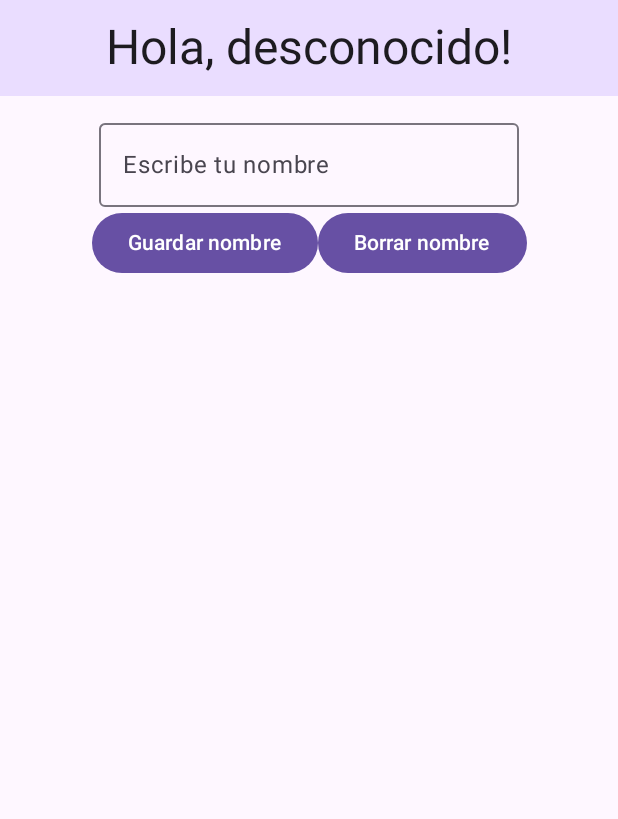
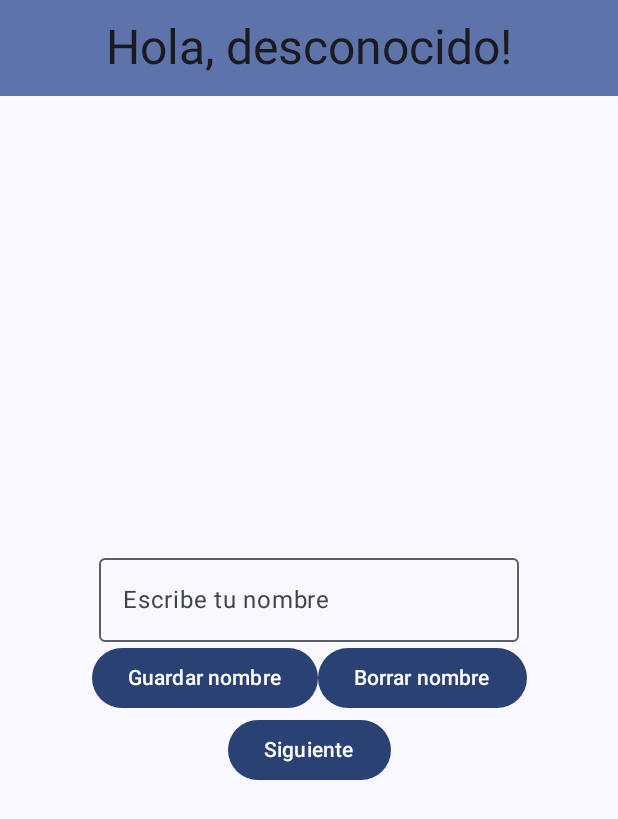
Before and after one commit to tomasincafeina/PruebasTFG, an Android app built with Jetpack Compose: the screen it shows after launch (MainActivity), on a phone screen of 412 x 824 dp. Shown: the top 819 px of the screen. Run offline under Robolectric (Android 15) with nearby library versions, the phone set to English and light mode, and no system bars.

```diff
--- a/app/build.gradle.kts
+++ b/app/build.gradle.kts
@@ -52,7 +52,7 @@ dependencies {
 
     implementation("androidx.datastore:datastore-preferences:1.0.0")
     implementation ("androidx.lifecycle:lifecycle-viewmodel-ktx:2.6.1")
-    implementation("androidx.navigation:navigation-compose:2.7.4")
+    implementation("androidx.navigation:navigation-compose:2.7.5")
 // Coroutines
     implementation("org.jetbrains.kotlinx:kotlinx-coroutines-android:1.7.3")
     testImplementation(libs.junit)
--- a/app/src/main/AndroidManifest.xml
+++ b/app/src/main/AndroidManifest.xml
@@ -21,7 +21,7 @@
         tools:targetApi="31">
 
         <!-- Receiver para detectar el reinicio del sistema -->
-        <receiver android:name=".BootReceiver"
+        <receiver android:name=".ui.utils.BootReceiver"
             android:enabled="true"
             android:exported="false">
             <intent-filter>
--- a/app/src/main/java/com/example/pruebastfg/MainActivity.kt
+++ b/app/src/main/java/com/example/pruebastfg/MainActivity.kt
@@ -19,10 +19,15 @@ class MainActivity : ComponentActivity() {
         super.onCreate(savedInstanceState)
         enableEdgeToEdge()
         setContent {
-            MainScreen { packageName ->
-                val intent = packageManager.getLaunchIntentForPackage(packageName)
-                startActivity(intent)
+            PruebasTFGTheme {
+                MainScreen(
+                    { packageName ->
+                    val intent = packageManager.getLaunchIntentForPackage(packageName)
+                    startActivity(intent)
+                }
+                )
             }
+
         }
     }
 }
--- a/app/src/main/java/com/example/pruebastfg/ui/AppMainScreen.kt
+++ b/app/src/main/java/com/example/pruebastfg/ui/AppMainScreen.kt
@@ -1,6 +1,7 @@
 package com.example.pruebastfg.ui
 
 import android.view.View
+import androidx.annotation.StringRes
 import androidx.compose.foundation.Image
 import androidx.compose.foundation.clickable
 import androidx.compose.foundation.layout.Arrangement
@@ -17,6 +18,8 @@ import androidx.compose.foundation.layout.size
 import androidx.compose.foundation.lazy.grid.GridCells
 import androidx.compose.foundation.lazy.grid.LazyVerticalGrid
 import androidx.compose.foundation.lazy.grid.items
+import androidx.compose.material.icons.Icons
+import androidx.compose.material.icons.filled.ArrowBack
 import androidx.compose.material3.Card
 import androidx.compose.material3.CenterAlignedTopAppBar
 import androidx.compose.material3.ExperimentalMaterial3Api
@@ -39,19 +42,39 @@ import androidx.compose.ui.unit.sp
 import com.example.pruebastfg.ui.models.AppModel
 import androidx.lifecycle.viewmodel.compose.viewModel
 import androidx.compose.material3.Button
+import androidx.compose.material3.Icon
+import androidx.compose.material3.IconButton
 import androidx.compose.runtime.collectAsState
+import androidx.compose.ui.res.stringResource
 import androidx.lifecycle.viewModelScope
+import androidx.navigation.NavHostController
+import androidx.navigation.compose.NavHost
+import androidx.navigation.compose.composable
+import androidx.navigation.compose.currentBackStackEntryAsState
+import androidx.navigation.compose.rememberNavController
+import com.example.pruebastfg.R
 import com.example.pruebastfg.ui.data.storage.AppViewModelFactory
 import com.example.pruebastfg.ui.data.storage.PreferencesRepository
 import kotlinx.coroutines.launch
 
+enum class AppScreens(@StringRes val title: Int) {
+    Setup(title = R.string.setup),
+    Home(title = R.string.home),
+    Configuration(title = R.string.configuration)
+}
+
 @OptIn(ExperimentalMaterial3Api::class)
 @Composable
 fun AppTopBar(
+    currentScreen: AppScreens,
+    canNavigateBack: Boolean,
+    navigateUp: () -> Unit,
+    modifier: Modifier = Modifier,
+
     userName: String
 ) {
+    // Usamos CenterAlignedTopAppBar para centrar el título correctamente
     CenterAlignedTopAppBar(
-        // Usamos CenterAlignedTopAppBar para centrar el título correctamente
         title = {
             Text(
                 text = "Hola, $userName!",
@@ -60,14 +83,36 @@ fun AppTopBar(
         },
         colors = TopAppBarDefaults.centerAlignedTopAppBarColors(
             containerColor = MaterialTheme.colorScheme.primaryContainer
+        ),
+        modifier = modifier,
+        navigationIcon = {
+            if (canNavigateBack) {
+                IconButton(onClick = navigateUp) {
+                    Icon(
+                        imageVector = Icons.Filled.ArrowBack,
+                        contentDescription = stringResource(R.string.back_button)
                     )
+                }
+            }
+        }
     )
 }
 
 @Composable
 fun MainScreen(
-    onAppClick: (String) -> Unit
+    onAppClick: (String) -> Unit,
+    navController: NavHostController = rememberNavController()
+
 ) {
+    //navhost
+    // Get current back stack entry
+    val backStackEntry by navController.currentBackStackEntryAsState()
+    // Get the name of the current screen
+    val currentScreen = AppScreens.entries.find {
+        it.name == backStackEntry?.destination?.route
+    } ?: AppScreens.Home
+
+
     val context = LocalContext.current
     val repository = remember { PreferencesRepository(context) }
     val viewModel: AppViewModel = viewModel(factory = AppViewModelFactory(repository))
@@ -78,21 +123,27 @@ fun MainScreen(
     val apps = viewModel.getInstalledApps(LocalContext.current)
 
     Scaffold(
-        topBar = { AppTopBar("$userName") }
+        topBar = {
+            AppTopBar(
+                currentScreen = currentScreen,
+                canNavigateBack = navController.previousBackStackEntry != null,
+                navigateUp = { navController.popBackStack() },
+                modifier = Modifier,
+                "$userName"
+            )
+        }
     ) { innerPadding ->
-        Column(
+        val uiState by viewModel.uiState.collectAsState()
+
+        NavHost(
+            navController = navController,
+            startDestination = AppScreens.Setup.name,
             modifier = Modifier
                 .fillMaxSize()
                 .padding(innerPadding)
+
         ) {
-
-            // Aquí puedes agregar otros composables, como un título, botones, etc.
-//            Text(
-//                text = "Usuario: $userName",
-//                fontSize = 24.sp,
-//                modifier = Modifier.padding(16.dp)
-//            )
-            // Input para escribir el nombre
+            composable(route = AppScreens.Setup.name) {
                 NameInput(
                     userName = uiState.userName,
                     onNameChange = { viewModel.updateUserName(it) },
@@ -113,13 +164,49 @@ fun MainScreen(
                         viewModel.viewModelScope.launch {
                             repository.clearUserName() // Borra el nombre correctamente
                         }
+                    },
+                    btnNextOnClick = {
+                        navController.navigate(AppScreens.Home.name)
                     }
                 )
+            }
+            composable(route = AppScreens.Home.name) {
+                AppsListScreen(apps = apps, onAppClick = onAppClick)
 
-            // Mostrar la lista de aplicaciones
-            AppsListScreen(apps = apps, onAppClick = onAppClick)
             }
-
+        }
+//        Column(
+//            modifier = Modifier
+//                .fillMaxSize()
+//                .padding(innerPadding)
+//        ) {
+//
+//            // Input para escribir el nombre
+//            NameInput(
+//                userName = uiState.userName,
+//                onNameChange = { viewModel.updateUserName(it) },
+//                btnSaveOnClick = {
+//                    viewModel.viewModelScope.launch {
+//                        repository.saveUserName(
+//                            uiState.userName,
+//                            context
+//                        ) // Guarda el nombre correctamente
+//                    }
+////                    viewModelScope.launch:
+////                    viewModelScope is a CoroutineScope tied to the ViewModel.
+////                    It automatically cancels any running coroutines when the ViewModel is cleared
+////                    (e.g., when the Activity/Fragment is destroyed).
+////                    launch is used to start a new coroutine for non-blocking tasks.
+//                },
+//                btnClearOnClick = {
+//                    viewModel.viewModelScope.launch {
+//                        repository.clearUserName() // Borra el nombre correctamente
+//                    }
+//                }
+//            )
+//
+//            // Mostrar la lista de aplicaciones
+//            AppsListScreen(apps = apps, onAppClick = onAppClick)
     }
 }
 
@@ -128,7 +215,9 @@ fun NameInput(
     userName: String,
     onNameChange: (String) -> Unit,
     btnSaveOnClick: () -> Unit = {},
-    btnClearOnClick: () -> Unit = {}
+    btnClearOnClick: () -> Unit = {},
+    btnNextOnClick: () -> Unit = {}
+
 ) {
 
     Column(
@@ -156,17 +245,19 @@ fun NameInput(
                 Text("Borrar nombre")
             }
         }
+        Button(
+            onClick = btnNextOnClick
+        ) {
+            Text("Siguiente")
+
+        }
     }
 }
 
 
 @Composable
 fun AppsListScreen(apps: List<AppModel>, onAppClick: (String) -> Unit) {
-//    LazyColumn {
-//        items(apps) { app ->
-//            AppListItem(app = app, onClick = { onAppClick(app.packageName) })
-//        }
-//    }
+
     LazyVerticalGrid(
         columns = GridCells.Fixed(2),
         contentPadding = PaddingValues(10.dp),
--- a/app/src/main/java/com/example/pruebastfg/ui/data/storage/PreferencesRepository.kt
+++ b/app/src/main/java/com/example/pruebastfg/ui/data/storage/PreferencesRepository.kt
@@ -17,7 +17,8 @@ class PreferencesRepository(context: Context) {
 
     companion object {
         // Use a more descriptive name for the key and make it a constant
-        val USER_NAME_KEY = androidx.datastore.preferences.core.stringPreferencesKey("user_name")
+        private val USER_NAME_KEY = androidx.datastore.preferences.core.stringPreferencesKey("user_name")
+        private val SETUP_DONE_KEY = androidx.datastore.preferences.core.booleanPreferencesKey("setup_done")
     }
 
     /**
@@ -35,7 +36,6 @@ class PreferencesRepository(context: Context) {
             }
         }
     }
-
     /**
      * Retrieves the user's name from DataStore.
      *
@@ -46,7 +46,6 @@ class PreferencesRepository(context: Context) {
             preferences[USER_NAME_KEY] ?: "desconocido"
         }
     }
-
     /**
      * Clears the user's name from DataStore.
      */
@@ -55,4 +54,15 @@ class PreferencesRepository(context: Context) {
             preferences.remove(USER_NAME_KEY)
         }
     }
+
+    fun setupStatus(): Flow<Boolean> {
+        return dataStore.data.map { preferences ->
+            preferences[SETUP_DONE_KEY] ?: false
+        }
+    }
+    suspend fun setSetupDone() {
+        dataStore.edit { preferences ->
+            preferences[SETUP_DONE_KEY] = true
+        }
+    }
 }
--- a/app/src/main/java/com/example/pruebastfg/BootReceiver.kt
+++ b/app/src/main/java/com/example/pruebastfg/ui/utils/BootReceiver.kt
@@ -1,8 +1,9 @@
-package com.example.pruebastfg
+package com.example.pruebastfg.ui.utils
 
 import android.content.BroadcastReceiver
 import android.content.Context
 import android.content.Intent
+import com.example.pruebastfg.MainActivity
 
 class BootReceiver : BroadcastReceiver() {
     override fun onReceive(context: Context, intent: Intent) {
--- a/app/src/main/res/values/strings.xml
+++ b/app/src/main/res/values/strings.xml
@@ -1,4 +1,8 @@
 <resources>
     <string name="app_name">PruebasTFG</string>
     <string name="preference_file_key">preference_file\n</string>
+    <string name="setup">Setup</string>
+    <string name="home">Home</string>
+    <string name="configuration">Configuration</string>
+    <string name="back_button">back_button\n</string>
 </resources>
```
Lines whose indentation alone changed are shown as unchanged.
